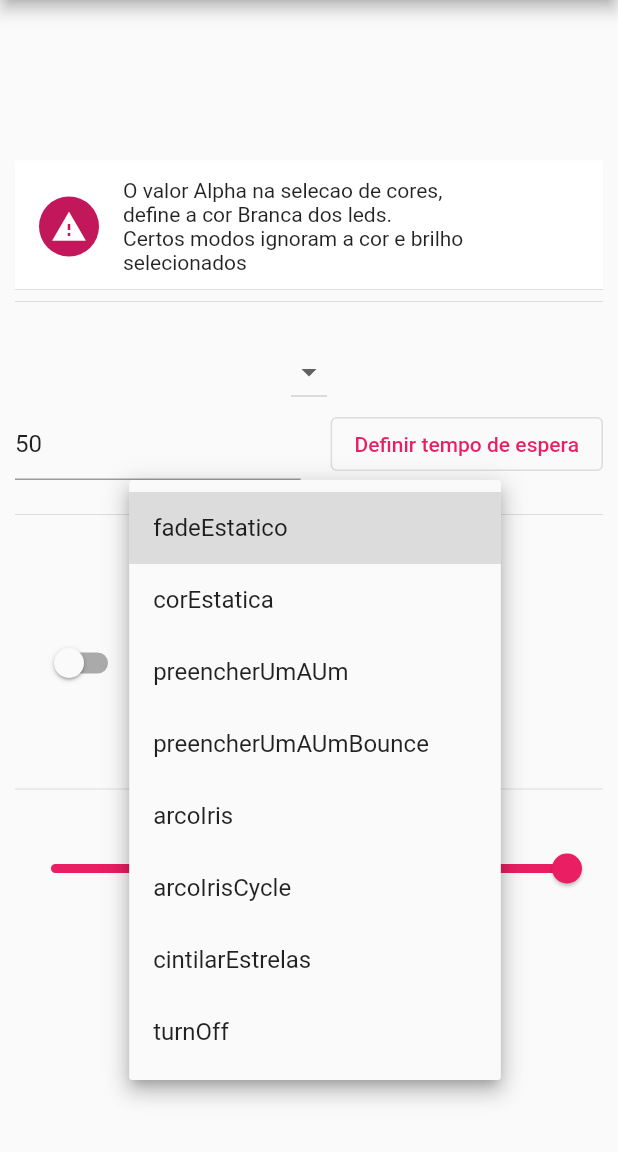
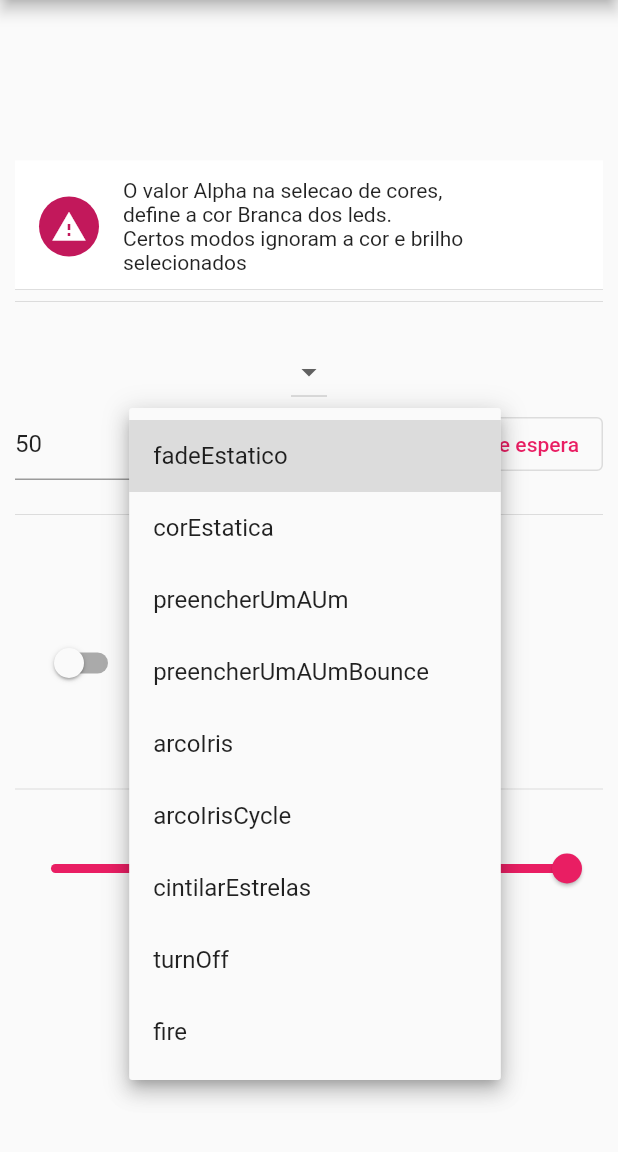
Before and after one commit to Marte77/ESP32_Gestor, a Flutter app: the PaginaEsp32 screen opened by its route, after a tap on "fadeEstatico", on a phone screen of 412 x 824 dp, the part 84-1236 px from its top. Run offline on Flutter 3.47's test engine with Material 2 defaults, Android fonts, the light colour scheme and no system bars; our stand-ins replace flutter_colorpicker; missing offline and left inert: material_color_generator, mqtt_client; network calls fail.

Commit message:
novo efeito + nova opcao + build web

```diff
--- a/frontend/esp32_frontend/lib/pages/esp32.dart
+++ b/frontend/esp32_frontend/lib/pages/esp32.dart
@@ -63,6 +63,7 @@ class _PaginaEsp32State extends State<PaginaEsp32> {
     'arcoIrisCycle',
     'cintilarEstrelas',
     'turnOff',
+    'fire'
   ];
   final formGlobalKey = GlobalKey<FormState>();
   String selectedMetodo = 'fadeEstatico';
```
Also changed, not shown: 5 other files.
